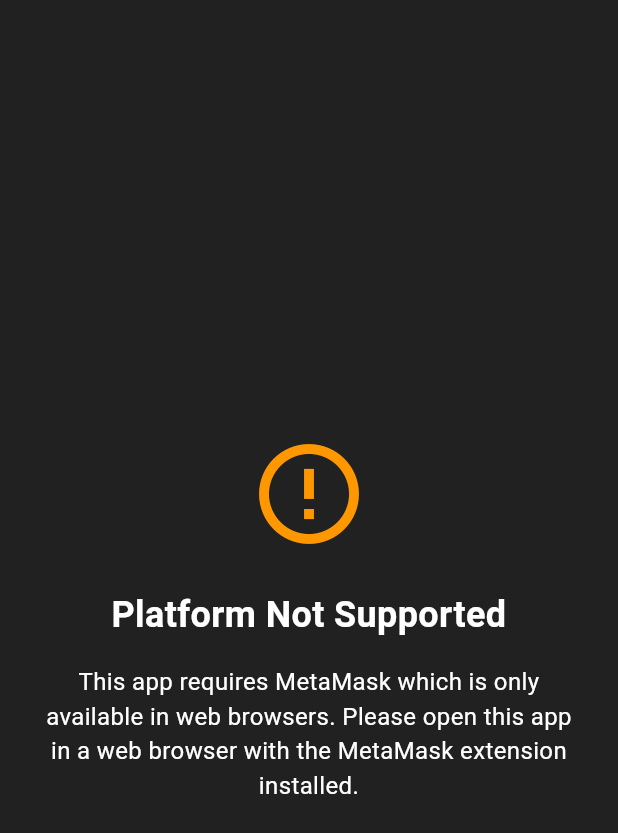
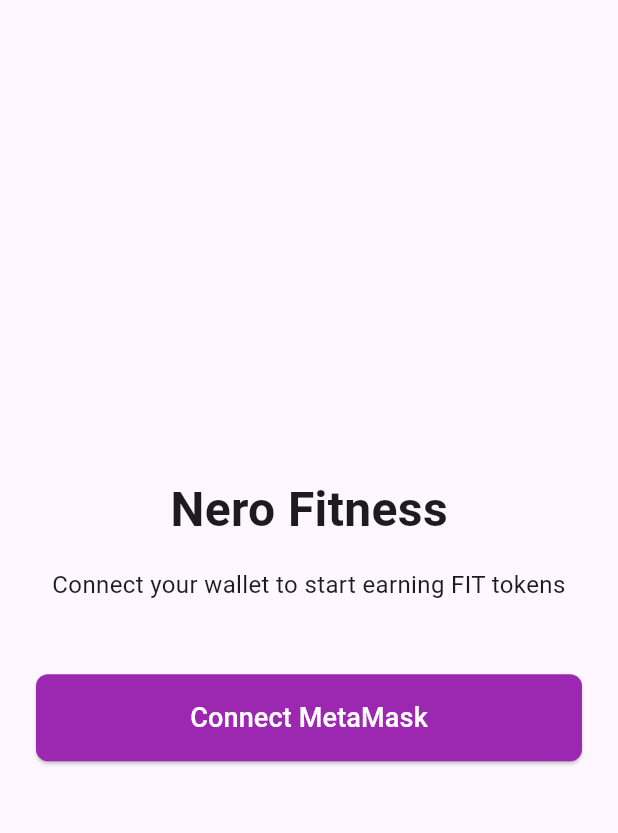
Before and after one commit to AlexD-Great/NeroFit, a Flutter app: the screen it shows after launch, on a phone screen of 412 x 824 dp. Shown: the top 833 px of the screen. Run offline on Flutter 3.47's test engine with Material 3 defaults, Android fonts, the phone set to English and light mode, and no system bars; missing offline and left inert: flutter_web3, walletconnect_dart.

Commit message:
New Commit

```diff
--- a/lib/main.dart
+++ b/lib/main.dart
@@ -1,18 +1,8 @@
 import 'package:flutter/material.dart';
-import 'package:provider/provider.dart';
-import 'package:nr_1/providers/wallet_provider.dart';
-import 'package:nr_1/screens/onboarding_screen.dart';
-import 'package:nr_1/screens/dashboard_screen.dart';
-import 'package:flutter/foundation.dart' show kIsWeb;
+import 'package:nr_1/screens/login_screen.dart';
 
 void main() {
-  WidgetsFlutterBinding.ensureInitialized();
-  runApp(
-    ChangeNotifierProvider(
-      create: (context) => WalletProvider(),
-      child: const MyApp(),
-    ),
-  );
+  runApp(const MyApp());
 }
 
 class MyApp extends StatelessWidget {
@@ -22,75 +12,27 @@
   Widget build(BuildContext context) {
     return MaterialApp(
       title: 'Nero Fitness',
-      debugShowCheckedModeBanner: false,
       theme: ThemeData(
         primarySwatch: Colors.purple,
-        scaffoldBackgroundColor: Colors.grey[900],
-        cardColor: Colors.grey[850],
-        textTheme: Theme.of(context).textTheme.apply(
-              bodyColor: Colors.white,
-              displayColor: Colors.white,
-            ),
+        visualDensity: VisualDensity.adaptivePlatformDensity,
         elevatedButtonTheme: ElevatedButtonThemeData(
           style: ElevatedButton.styleFrom(
             backgroundColor: Colors.purple,
             foregroundColor: Colors.white,
-            padding: const EdgeInsets.symmetric(horizontal: 32, vertical: 16),
             shape: RoundedRectangleBorder(
               borderRadius: BorderRadius.circular(8),
             ),
           ),
         ),
+        cardTheme: CardTheme(
+          elevation: 2,
+          shape: RoundedRectangleBorder(
+            borderRadius: BorderRadius.circular(12),
+          ),
+        ),
       ),
-      home: kIsWeb
-          ? Consumer<WalletProvider>(
-              builder: (context, walletProvider, child) {
-                return walletProvider.isConnected
-                    ? const DashboardScreen()
-                    : const OnboardingScreen();
-              },
-            )
-          : const PlatformNotSupportedScreen(),
+      home: const LoginScreen(),
+      debugShowCheckedModeBanner: false,
     );
   }
 }
-
-class PlatformNotSupportedScreen extends StatelessWidget {
-  const PlatformNotSupportedScreen({Key? key}) : super(key: key);
-
-  @override
-  Widget build(BuildContext context) {
-    return Scaffold(
-      body: Center(
-        child: Padding(
-          padding: const EdgeInsets.all(24.0),
-          child: Column(
-            mainAxisAlignment: MainAxisAlignment.center,
-            children: const [
-              Icon(
-                Icons.error_outline,
-                size: 80,
-                color: Colors.orange,
-              ),
-              SizedBox(height: 24),
-              Text(
-                'Platform Not Supported',
-                style: TextStyle(
-                  fontSize: 24,
-                  fontWeight: FontWeight.bold,
-                ),
-                textAlign: TextAlign.center,
-              ),
-              SizedBox(height: 16),
-              Text(
-                'This app requires MetaMask which is only available in web browsers. Please open this app in a web browser with the MetaMask extension installed.',
-                style: TextStyle(fontSize: 16),
-                textAlign: TextAlign.center,
-              ),
-            ],
-          ),
-        ),
-      ),
-    );
-  }
-}
--- /dev/null
+++ b/lib/screens/login_screen.dart
@@ -0,0 +1,38 @@
+import 'package:flutter/material.dart';
+import 'package:nr_1/widgets/connect_wallet_button.dart';
+
+class LoginScreen extends StatelessWidget {
+  const LoginScreen({Key? key}) : super(key: key);
+
+  @override
+  Widget build(BuildContext context) {
+    return Scaffold(
+      body: SafeArea(
+        child: Padding(
+          padding: const EdgeInsets.all(24.0),
+          child: Column(
+            mainAxisAlignment: MainAxisAlignment.center,
+            crossAxisAlignment: CrossAxisAlignment.center,
+            children: [
+              const Text(
+                'Nero Fitness',
+                style: TextStyle(
+                  fontSize: 32,
+                  fontWeight: FontWeight.bold,
+                ),
+              ),
+              const SizedBox(height: 16),
+              const Text(
+                'Connect your wallet to start earning FIT tokens',
+                textAlign: TextAlign.center,
+                style: TextStyle(fontSize: 16),
+              ),
+              const SizedBox(height: 48),
+              const ConnectWalletButton(),
+            ],
+          ),
+        ),
+      ),
+    );
+  }
+}
--- a/lib/widgets/connect_wallet_button.dart
+++ b/lib/widgets/connect_wallet_button.dart
@@ -1,41 +1,86 @@
 import 'package:flutter/material.dart';
-import 'package:provider/provider.dart';
-import 'package:nr_1/providers/wallet_provider.dart';
-import 'package:nr_1/screens/dashboard_screen.dart'; // Add this import
+import 'package:nr_1/services/wallet_service.dart';
+import 'package:nr_1/screens/dashboard_screen.dart';
 
-class ConnectWalletButton extends StatelessWidget {
+class ConnectWalletButton extends StatefulWidget {
   const ConnectWalletButton({Key? key}) : super(key: key);
 
-  void _navigateToDashboard(BuildContext context) {
+  @override
+  State<ConnectWalletButton> createState() => _ConnectWalletButtonState();
+}
+
+class _ConnectWalletButtonState extends State<ConnectWalletButton> {
+  final WalletService _walletService = WalletService();
+  bool _isLoading = false;
+  String? _errorMessage;
+
+  void _navigateToDashboard(
+      String walletAddress, double fitTokens, bool challengeCompleted) {
     Navigator.of(context).pushReplacement(
-      MaterialPageRoute(builder: (context) => const DashboardScreen()),
+      MaterialPageRoute(
+        builder: (context) => DashboardScreen(
+          walletAddress: walletAddress,
+          initialFitTokens: fitTokens,
+          initialChallengeCompleted: challengeCompleted,
+        ),
+      ),
     );
+  }
+
+  Future<void> _connectWallet() async {
+    setState(() {
+      _isLoading = true;
+      _errorMessage = null;
+    });
+
+    try {
+      final result = await _walletService.connectWallet();
+
+      if (result['success']) {
+        _navigateToDashboard(
+          result['walletAddress'],
+          result['fitTokens'],
+          result['challengeCompleted'],
+        );
+      } else {
+        setState(() {
+          _errorMessage = result['error'];
+        });
+      }
+    } catch (e) {
+      setState(() {
+        _errorMessage = e.toString();
+      });
+    } finally {
+      setState(() {
+        _isLoading = false;
+      });
+    }
   }
 
   @override
   Widget build(BuildContext context) {
-    final walletProvider = Provider.of<WalletProvider>(context);
+    final bool isMetaMaskAvailable = _walletService.isMetaMaskAvailable();
 
     return Column(
       children: [
+        if (!isMetaMaskAvailable)
+          const Padding(
+            padding: EdgeInsets.only(bottom: 16.0),
+            child: Text(
+              'MetaMask is not available. Please open this app in a browser with the MetaMask extension installed.',
+              textAlign: TextAlign.center,
+              style: TextStyle(color: Colors.orange),
+            ),
+          ),
         SizedBox(
           width: double.infinity,
           child: ElevatedButton(
-            onPressed: walletProvider.isLoading
-                ? null
-                : () async {
-                    // Connect wallet
-                    await walletProvider.connectWallet();
-
-                    // Check if connection was successful
-                    if (walletProvider.isConnected) {
-                      // Navigate to dashboard
-                      _navigateToDashboard(context);
-                    }
-                  },
+            onPressed:
+                (_isLoading || !isMetaMaskAvailable) ? null : _connectWallet,
             child: Padding(
               padding: const EdgeInsets.symmetric(vertical: 16.0),
-              child: walletProvider.isLoading
+              child: _isLoading
                   ? const SizedBox(
                       height: 24,
                       width: 24,
@@ -51,6 +96,15 @@
             ),
           ),
         ),
+        if (_errorMessage != null)
+          Padding(
+            padding: const EdgeInsets.only(top: 16.0),
+            child: Text(
+              _errorMessage!,
+              style: const TextStyle(color: Colors.red),
+              textAlign: TextAlign.center,
+            ),
+          ),
       ],
     );
   }
```
Also changed, not shown: lib/models/wallet_data.dart (added, +23 -0 lines), lib/screens/dashboard_screen.dart (+147 -56 lines), lib/services/wallet_service.dart (added, +203 -0 lines), 4 other files.
